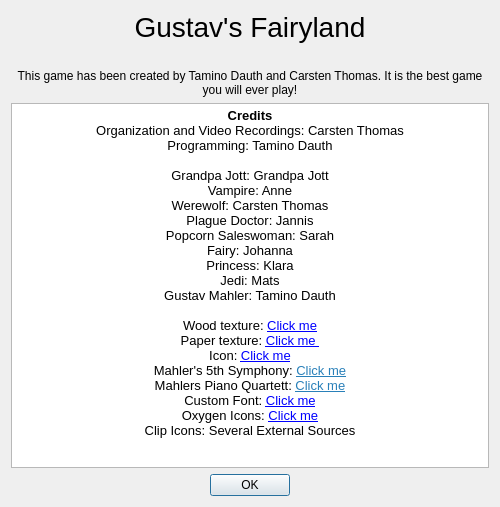
Old version of the form ui/aboutdialog.ui in the repository tdauth/gustavsfairyland.
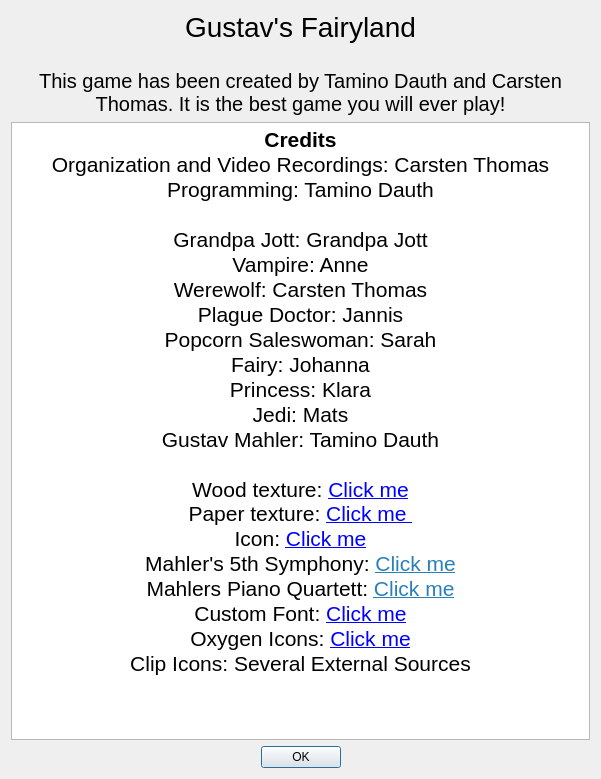
New version of the form. Icons and pictures are not drawn.

```diff
--- a/ui/aboutdialog.ui
+++ b/ui/aboutdialog.ui
@@ -6,8 +6,8 @@
    <rect>
     <x>0</x>
     <y>0</y>
-    <width>500</width>
-    <height>507</height>
+    <width>601</width>
+    <height>779</height>
    </rect>
   </property>
   <property name="maximumSize">
@@ -20,7 +20,7 @@
    <string>About Gustav's Faryland</string>
   </property>
   <layout class="QGridLayout" name="gridLayout">
-   <item row="1" column="0">
+   <item row="1" column="0" alignment="Qt::AlignTop">
     <widget class="QLabel" name="label">
      <property name="sizePolicy">
       <sizepolicy hsizetype="Preferred" vsizetype="Preferred">
@@ -56,32 +56,37 @@
    </item>
    <item row="3" column="0">
     <widget class="QTextBrowser" name="textBrowser">
+     <property name="font">
+      <font>
+       <pointsize>15</pointsize>
+      </font>
+     </property>
      <property name="html">
       <string>&lt;!DOCTYPE HTML PUBLIC &quot;-//W3C//DTD HTML 4.0//EN&quot; &quot;http://www.w3.org/TR/REC-html40/strict.dtd&quot;&gt;
 &lt;html&gt;&lt;head&gt;&lt;meta name=&quot;qrichtext&quot; content=&quot;1&quot; /&gt;&lt;style type=&quot;text/css&quot;&gt;
 p, li { white-space: pre-wrap; }
-&lt;/style&gt;&lt;/head&gt;&lt;body style=&quot; font-family:'Sans Serif'; font-size:10pt; font-weight:400; font-style:normal;&quot;&gt;
-&lt;p align=&quot;center&quot; style=&quot; margin-top:0px; margin-bottom:0px; margin-left:0px; margin-right:0px; -qt-block-indent:0; text-indent:0px;&quot;&gt;&lt;span style=&quot; font-weight:600;&quot;&gt;Credits&lt;/span&gt;&lt;/p&gt;
-&lt;p align=&quot;center&quot; style=&quot; margin-top:0px; margin-bottom:0px; margin-left:0px; margin-right:0px; -qt-block-indent:0; text-indent:0px;&quot;&gt;Organization and Video Recordings: Carsten Thomas&lt;/p&gt;
-&lt;p align=&quot;center&quot; style=&quot; margin-top:0px; margin-bottom:0px; margin-left:0px; margin-right:0px; -qt-block-indent:0; text-indent:0px;&quot;&gt;Programming: Tamino Dauth&lt;/p&gt;
-&lt;p align=&quot;center&quot; style=&quot;-qt-paragraph-type:empty; margin-top:0px; margin-bottom:0px; margin-left:0px; margin-right:0px; -qt-block-indent:0; text-indent:0px;&quot;&gt;&lt;br /&gt;&lt;/p&gt;
-&lt;p align=&quot;center&quot; style=&quot; margin-top:0px; margin-bottom:0px; margin-left:0px; margin-right:0px; -qt-block-indent:0; text-indent:0px;&quot;&gt;Grandpa Jott: Grandpa Jott&lt;/p&gt;
-&lt;p align=&quot;center&quot; style=&quot; margin-top:0px; margin-bottom:0px; margin-left:0px; margin-right:0px; -qt-block-indent:0; text-indent:0px;&quot;&gt;Vampire: Anne&lt;/p&gt;
-&lt;p align=&quot;center&quot; style=&quot; margin-top:0px; margin-bottom:0px; margin-left:0px; margin-right:0px; -qt-block-indent:0; text-indent:0px;&quot;&gt;Werewolf: Carsten Thomas&lt;/p&gt;
-&lt;p align=&quot;center&quot; style=&quot; margin-top:0px; margin-bottom:0px; margin-left:0px; margin-right:0px; -qt-block-indent:0; text-indent:0px;&quot;&gt;Plague Doctor: Jannis&lt;/p&gt;
-&lt;p align=&quot;center&quot; style=&quot; margin-top:0px; margin-bottom:0px; margin-left:0px; margin-right:0px; -qt-block-indent:0; text-indent:0px;&quot;&gt;Popcorn Saleswoman: Sarah&lt;/p&gt;
-&lt;p align=&quot;center&quot; style=&quot; margin-top:0px; margin-bottom:0px; margin-left:0px; margin-right:0px; -qt-block-indent:0; text-indent:0px;&quot;&gt;Fairy: Johanna&lt;/p&gt;
-&lt;p align=&quot;center&quot; style=&quot; margin-top:0px; margin-bottom:0px; margin-left:0px; margin-right:0px; -qt-block-indent:0; text-indent:0px;&quot;&gt;Princess: Klara&lt;/p&gt;
-&lt;p align=&quot;center&quot; style=&quot; margin-top:0px; margin-bottom:0px; margin-left:0px; margin-right:0px; -qt-block-indent:0; text-indent:0px;&quot;&gt;Jedi: Mats&lt;/p&gt;
-&lt;p align=&quot;center&quot; style=&quot; margin-top:0px; margin-bottom:0px; margin-left:0px; margin-right:0px; -qt-block-indent:0; text-indent:0px;&quot;&gt;Gustav Mahler: Tamino Dauth&lt;/p&gt;
-&lt;p align=&quot;center&quot; style=&quot;-qt-paragraph-type:empty; margin-top:0px; margin-bottom:0px; margin-left:0px; margin-right:0px; -qt-block-indent:0; text-indent:0px;&quot;&gt;&lt;br /&gt;&lt;/p&gt;
-&lt;p align=&quot;center&quot; style=&quot; margin-top:0px; margin-bottom:0px; margin-left:0px; margin-right:0px; -qt-block-indent:0; text-indent:0px;&quot;&gt;Wood texture: &lt;a href=&quot;http://publicdomainvectors.org/en/free-clipart/Wood-texture/39404.html&quot;&gt;&lt;span style=&quot; text-decoration: underline; color:#0000ff;&quot;&gt;Click me&lt;/span&gt;&lt;/a&gt;&lt;span style=&quot; font-family:'MS Shell Dlg 2'; font-size:8pt;&quot;&gt;&lt;br /&gt;&lt;/span&gt;&lt;span style=&quot; font-family:'MS Shell Dlg 2';&quot;&gt;Paper texture: &lt;/span&gt;&lt;a href=&quot;http://all-free-download.com/free-vector/download/set-of-blank-paper-design-vector_524297.html&quot;&gt;&lt;span style=&quot; font-family:'MS Shell Dlg 2'; text-decoration: underline; color:#0000ff;&quot;&gt;Click me &lt;/span&gt;&lt;/a&gt;&lt;/p&gt;
-&lt;p align=&quot;center&quot; style=&quot; margin-top:0px; margin-bottom:0px; margin-left:0px; margin-right:0px; -qt-block-indent:0; text-indent:0px;&quot;&gt;&lt;span style=&quot; font-family:'MS Shell Dlg 2';&quot;&gt;Icon: &lt;/span&gt;&lt;a href=&quot; https://commons.wikimedia.org/wiki/File:Gustav_Mahler_by_Hans_Schliessmann-12.jpg&quot;&gt;&lt;span style=&quot; font-family:'MS Shell Dlg 2'; text-decoration: underline; color:#0000ff;&quot;&gt;Click me&lt;/span&gt;&lt;/a&gt;&lt;/p&gt;
-&lt;p align=&quot;center&quot; style=&quot; margin-top:0px; margin-bottom:0px; margin-left:0px; margin-right:0px; -qt-block-indent:0; text-indent:0px;&quot;&gt;Mahler's 5th Symphony: &lt;a href=&quot;https://archive.org/details/Mahler_Symphony_5&quot;&gt;&lt;span style=&quot; text-decoration: underline; color:#2980b9;&quot;&gt;Click me&lt;/span&gt;&lt;/a&gt;&lt;/p&gt;
-&lt;p align=&quot;center&quot; style=&quot; margin-top:0px; margin-bottom:0px; margin-left:0px; margin-right:0px; -qt-block-indent:0; text-indent:0px;&quot;&gt;Mahlers Piano Quartett: &lt;a href=&quot;https://archive.org/details/MahlerPianoQuartetInAMinor&quot;&gt;&lt;span style=&quot; text-decoration: underline; color:#2980b9;&quot;&gt;Click me&lt;/span&gt;&lt;/a&gt;&lt;/p&gt;
-&lt;p align=&quot;center&quot; style=&quot; margin-top:0px; margin-bottom:0px; margin-left:0px; margin-right:0px; -qt-block-indent:0; text-indent:0px;&quot;&gt;&lt;span style=&quot; font-family:'MS Shell Dlg 2';&quot;&gt;Custom Font: &lt;/span&gt;&lt;a href=&quot;http://www.1001fonts.com/ringbearer-font.html&quot;&gt;&lt;span style=&quot; font-family:'MS Shell Dlg 2'; text-decoration: underline; color:#0000ff;&quot;&gt;Click me&lt;/span&gt;&lt;/a&gt;&lt;/p&gt;
-&lt;p align=&quot;center&quot; style=&quot; margin-top:0px; margin-bottom:0px; margin-left:0px; margin-right:0px; -qt-block-indent:0; text-indent:0px;&quot;&gt;Oxygen Icons: &lt;a href=&quot;https://github.com/pasnox/oxygen-icons-png&quot;&gt;&lt;span style=&quot; text-decoration: underline; color:#0000ff;&quot;&gt;Click me&lt;/span&gt;&lt;/a&gt;&lt;/p&gt;
-&lt;p align=&quot;center&quot; style=&quot; margin-top:0px; margin-bottom:0px; margin-left:0px; margin-right:0px; -qt-block-indent:0; text-indent:0px;&quot;&gt;Clip Icons: Several External Sources&lt;/p&gt;&lt;/body&gt;&lt;/html&gt;</string>
+&lt;/style&gt;&lt;/head&gt;&lt;body style=&quot; font-family:'Sans Serif'; font-size:15pt; font-weight:400; font-style:normal;&quot;&gt;
+&lt;p align=&quot;center&quot; style=&quot; margin-top:0px; margin-bottom:0px; margin-left:0px; margin-right:0px; -qt-block-indent:0; text-indent:0px;&quot;&gt;&lt;span style=&quot; font-family:'Ringbearer'; font-size:16pt; font-weight:600;&quot;&gt;Credits&lt;/span&gt;&lt;/p&gt;
+&lt;p align=&quot;center&quot; style=&quot; margin-top:0px; margin-bottom:0px; margin-left:0px; margin-right:0px; -qt-block-indent:0; text-indent:0px;&quot;&gt;&lt;span style=&quot; font-family:'Ringbearer'; font-size:16pt;&quot;&gt;Organization and Video Recordings: Carsten Thomas&lt;/span&gt;&lt;/p&gt;
+&lt;p align=&quot;center&quot; style=&quot; margin-top:0px; margin-bottom:0px; margin-left:0px; margin-right:0px; -qt-block-indent:0; text-indent:0px;&quot;&gt;&lt;span style=&quot; font-family:'Ringbearer'; font-size:16pt;&quot;&gt;Programming: Tamino Dauth&lt;/span&gt;&lt;/p&gt;
+&lt;p align=&quot;center&quot; style=&quot;-qt-paragraph-type:empty; margin-top:0px; margin-bottom:0px; margin-left:0px; margin-right:0px; -qt-block-indent:0; text-indent:0px; font-family:'Ringbearer'; font-size:16pt;&quot;&gt;&lt;br /&gt;&lt;/p&gt;
+&lt;p align=&quot;center&quot; style=&quot; margin-top:0px; margin-bottom:0px; margin-left:0px; margin-right:0px; -qt-block-indent:0; text-indent:0px;&quot;&gt;&lt;span style=&quot; font-family:'Ringbearer'; font-size:16pt;&quot;&gt;Grandpa Jott: Grandpa Jott&lt;/span&gt;&lt;/p&gt;
+&lt;p align=&quot;center&quot; style=&quot; margin-top:0px; margin-bottom:0px; margin-left:0px; margin-right:0px; -qt-block-indent:0; text-indent:0px;&quot;&gt;&lt;span style=&quot; font-family:'Ringbearer'; font-size:16pt;&quot;&gt;Vampire: Anne&lt;/span&gt;&lt;/p&gt;
+&lt;p align=&quot;center&quot; style=&quot; margin-top:0px; margin-bottom:0px; margin-left:0px; margin-right:0px; -qt-block-indent:0; text-indent:0px;&quot;&gt;&lt;span style=&quot; font-family:'Ringbearer'; font-size:16pt;&quot;&gt;Werewolf: Carsten Thomas&lt;/span&gt;&lt;/p&gt;
+&lt;p align=&quot;center&quot; style=&quot; margin-top:0px; margin-bottom:0px; margin-left:0px; margin-right:0px; -qt-block-indent:0; text-indent:0px;&quot;&gt;&lt;span style=&quot; font-family:'Ringbearer'; font-size:16pt;&quot;&gt;Plague Doctor: Jannis&lt;/span&gt;&lt;/p&gt;
+&lt;p align=&quot;center&quot; style=&quot; margin-top:0px; margin-bottom:0px; margin-left:0px; margin-right:0px; -qt-block-indent:0; text-indent:0px;&quot;&gt;&lt;span style=&quot; font-family:'Ringbearer'; font-size:16pt;&quot;&gt;Popcorn Saleswoman: Sarah&lt;/span&gt;&lt;/p&gt;
+&lt;p align=&quot;center&quot; style=&quot; margin-top:0px; margin-bottom:0px; margin-left:0px; margin-right:0px; -qt-block-indent:0; text-indent:0px;&quot;&gt;&lt;span style=&quot; font-family:'Ringbearer'; font-size:16pt;&quot;&gt;Fairy: Johanna&lt;/span&gt;&lt;/p&gt;
+&lt;p align=&quot;center&quot; style=&quot; margin-top:0px; margin-bottom:0px; margin-left:0px; margin-right:0px; -qt-block-indent:0; text-indent:0px;&quot;&gt;&lt;span style=&quot; font-family:'Ringbearer'; font-size:16pt;&quot;&gt;Princess: Klara&lt;/span&gt;&lt;/p&gt;
+&lt;p align=&quot;center&quot; style=&quot; margin-top:0px; margin-bottom:0px; margin-left:0px; margin-right:0px; -qt-block-indent:0; text-indent:0px;&quot;&gt;&lt;span style=&quot; font-family:'Ringbearer'; font-size:16pt;&quot;&gt;Jedi: Mats&lt;/span&gt;&lt;/p&gt;
+&lt;p align=&quot;center&quot; style=&quot; margin-top:0px; margin-bottom:0px; margin-left:0px; margin-right:0px; -qt-block-indent:0; text-indent:0px;&quot;&gt;&lt;span style=&quot; font-family:'Ringbearer'; font-size:16pt;&quot;&gt;Gustav Mahler: Tamino Dauth&lt;/span&gt;&lt;/p&gt;
+&lt;p align=&quot;center&quot; style=&quot;-qt-paragraph-type:empty; margin-top:0px; margin-bottom:0px; margin-left:0px; margin-right:0px; -qt-block-indent:0; text-indent:0px; font-family:'Ringbearer'; font-size:16pt;&quot;&gt;&lt;br /&gt;&lt;/p&gt;
+&lt;p align=&quot;center&quot; style=&quot; margin-top:0px; margin-bottom:0px; margin-left:0px; margin-right:0px; -qt-block-indent:0; text-indent:0px;&quot;&gt;&lt;span style=&quot; font-family:'Ringbearer'; font-size:16pt;&quot;&gt;Wood texture: &lt;/span&gt;&lt;a href=&quot;http://publicdomainvectors.org/en/free-clipart/Wood-texture/39404.html&quot;&gt;&lt;span style=&quot; font-family:'Ringbearer'; font-size:16pt; text-decoration: underline; color:#0000ff;&quot;&gt;Click me&lt;/span&gt;&lt;/a&gt;&lt;span style=&quot; font-family:'MS Shell Dlg 2'; font-size:16pt;&quot;&gt;&lt;br /&gt;Paper texture: &lt;/span&gt;&lt;a href=&quot;http://all-free-download.com/free-vector/download/set-of-blank-paper-design-vector_524297.html&quot;&gt;&lt;span style=&quot; font-family:'MS Shell Dlg 2'; font-size:16pt; text-decoration: underline; color:#0000ff;&quot;&gt;Click me &lt;/span&gt;&lt;/a&gt;&lt;/p&gt;
+&lt;p align=&quot;center&quot; style=&quot; margin-top:0px; margin-bottom:0px; margin-left:0px; margin-right:0px; -qt-block-indent:0; text-indent:0px;&quot;&gt;&lt;span style=&quot; font-family:'MS Shell Dlg 2'; font-size:16pt;&quot;&gt;Icon: &lt;/span&gt;&lt;a href=&quot; https://commons.wikimedia.org/wiki/File:Gustav_Mahler_by_Hans_Schliessmann-12.jpg&quot;&gt;&lt;span style=&quot; font-family:'MS Shell Dlg 2'; font-size:16pt; text-decoration: underline; color:#0000ff;&quot;&gt;Click me&lt;/span&gt;&lt;/a&gt;&lt;/p&gt;
+&lt;p align=&quot;center&quot; style=&quot; margin-top:0px; margin-bottom:0px; margin-left:0px; margin-right:0px; -qt-block-indent:0; text-indent:0px;&quot;&gt;&lt;span style=&quot; font-family:'Ringbearer'; font-size:16pt;&quot;&gt;Mahler's 5th Symphony: &lt;/span&gt;&lt;a href=&quot;https://archive.org/details/Mahler_Symphony_5&quot;&gt;&lt;span style=&quot; font-family:'Ringbearer'; font-size:16pt; text-decoration: underline; color:#2980b9;&quot;&gt;Click me&lt;/span&gt;&lt;/a&gt;&lt;/p&gt;
+&lt;p align=&quot;center&quot; style=&quot; margin-top:0px; margin-bottom:0px; margin-left:0px; margin-right:0px; -qt-block-indent:0; text-indent:0px;&quot;&gt;&lt;span style=&quot; font-family:'Ringbearer'; font-size:16pt;&quot;&gt;Mahlers Piano Quartett: &lt;/span&gt;&lt;a href=&quot;https://archive.org/details/MahlerPianoQuartetInAMinor&quot;&gt;&lt;span style=&quot; font-family:'Ringbearer'; font-size:16pt; text-decoration: underline; color:#2980b9;&quot;&gt;Click me&lt;/span&gt;&lt;/a&gt;&lt;/p&gt;
+&lt;p align=&quot;center&quot; style=&quot; margin-top:0px; margin-bottom:0px; margin-left:0px; margin-right:0px; -qt-block-indent:0; text-indent:0px;&quot;&gt;&lt;span style=&quot; font-family:'MS Shell Dlg 2'; font-size:16pt;&quot;&gt;Custom Font: &lt;/span&gt;&lt;a href=&quot;http://www.1001fonts.com/ringbearer-font.html&quot;&gt;&lt;span style=&quot; font-family:'MS Shell Dlg 2'; font-size:16pt; text-decoration: underline; color:#0000ff;&quot;&gt;Click me&lt;/span&gt;&lt;/a&gt;&lt;/p&gt;
+&lt;p align=&quot;center&quot; style=&quot; margin-top:0px; margin-bottom:0px; margin-left:0px; margin-right:0px; -qt-block-indent:0; text-indent:0px;&quot;&gt;&lt;span style=&quot; font-family:'Ringbearer'; font-size:16pt;&quot;&gt;Oxygen Icons: &lt;/span&gt;&lt;a href=&quot;https://github.com/pasnox/oxygen-icons-png&quot;&gt;&lt;span style=&quot; font-family:'Ringbearer'; font-size:16pt; text-decoration: underline; color:#0000ff;&quot;&gt;Click me&lt;/span&gt;&lt;/a&gt;&lt;/p&gt;
+&lt;p align=&quot;center&quot; style=&quot; margin-top:0px; margin-bottom:0px; margin-left:0px; margin-right:0px; -qt-block-indent:0; text-indent:0px;&quot;&gt;&lt;span style=&quot; font-family:'Ringbearer'; font-size:16pt;&quot;&gt;Clip Icons: Several External Sources&lt;/span&gt;&lt;/p&gt;&lt;/body&gt;&lt;/html&gt;</string>
      </property>
      <property name="openExternalLinks">
       <bool>true</bool>
@@ -90,6 +95,11 @@
    </item>
    <item row="2" column="0" alignment="Qt::AlignTop">
     <widget class="QLabel" name="label_2">
+     <property name="font">
+      <font>
+       <pointsize>15</pointsize>
+      </font>
+     </property>
      <property name="text">
       <string>This game has been created by Tamino Dauth and Carsten Thomas. It is the best game you will ever play!</string>
      </property>
```
